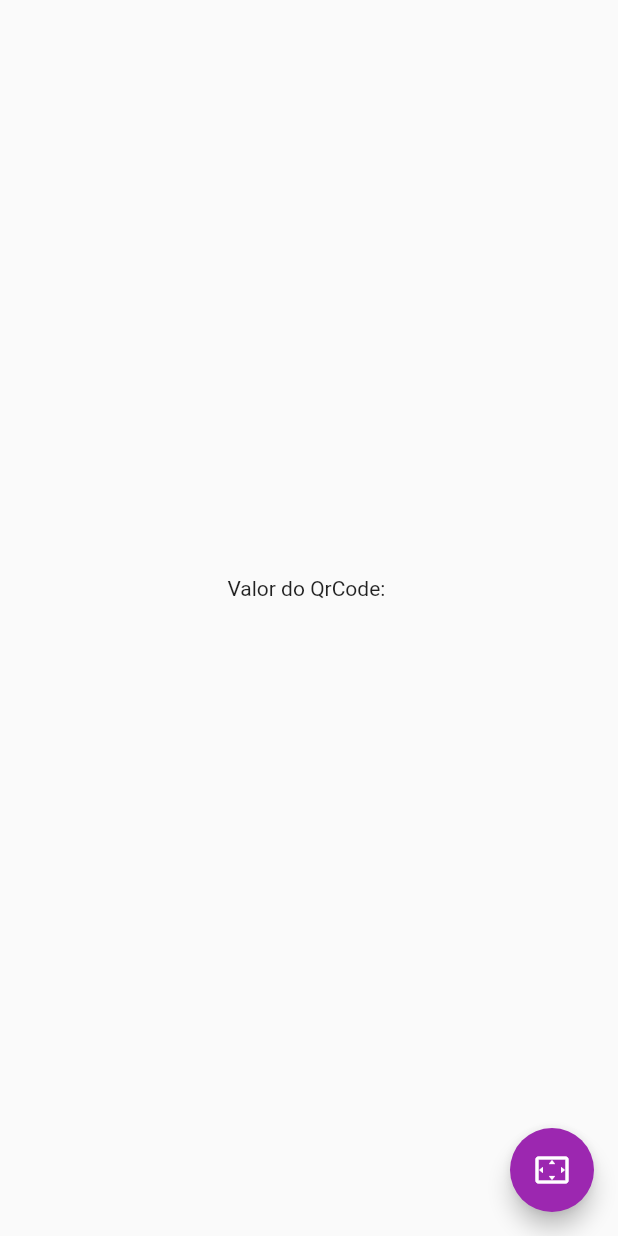
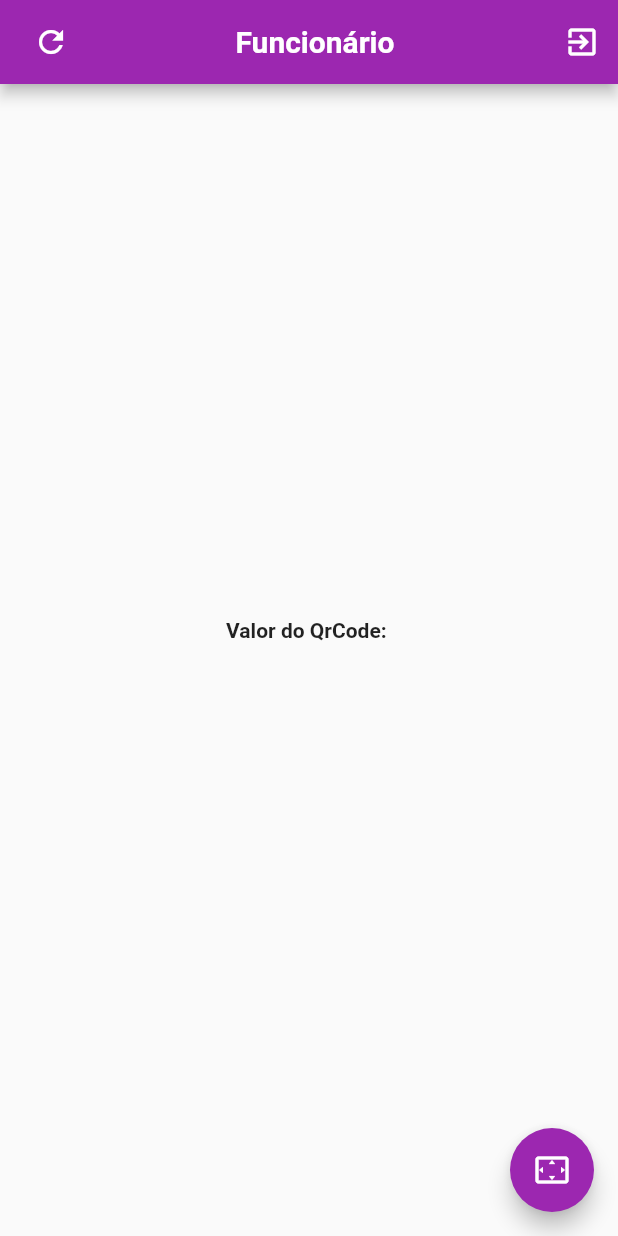
Before and after one commit to GersonVs/ru-app-employee, a Flutter app: the MyHomePage screen opened directly, on a phone screen of 412 x 824 dp. Run offline on Flutter 3.47's test engine with Material 2 defaults, Android fonts, the phone set to English and light mode, and no system bars; our stand-ins replace qr_flutter, rxdart; missing offline and left inert: flutter_barcode_scanner, qr.

```diff
--- a/employee/lib/scanner.dart
+++ b/employee/lib/scanner.dart
@@ -1,5 +1,6 @@
 import 'package:flutter/material.dart';
 import 'package:flutter_barcode_scanner/flutter_barcode_scanner.dart';
+import 'main.dart';
 
 class Scanner extends StatelessWidget {
   @override
@@ -40,6 +41,35 @@ class _MyHomePageState extends State<MyHomePage> {
   Widget build(BuildContext context) {
 
     return Scaffold(
+      appBar: AppBar(
+        leading: Padding(
+                padding: EdgeInsets.only(left: 12),
+                child: IconButton(
+                  icon: Icon(Icons.refresh),
+                  onPressed: () {
+                    Navigator.of(context)
+                    .push(MaterialPageRoute(builder: (context) => Scanner()));
+                  },
+                ),
+              ),
+              title: Row(
+                mainAxisAlignment: MainAxisAlignment.center,
+                children:<Widget>[
+                   Text('Funcionário', style: TextStyle(fontWeight: FontWeight.bold),),
+
+                ]
+              ),
+              actions: <Widget>[
+                IconButton(
+                  icon: Icon(Icons.exit_to_app),
+                  onPressed: () {
+                    Navigator.of(context)
+                    .push(MaterialPageRoute(builder: (context) => HomePage()));
+                  },
+                ),
+              ],
+
+            ),
             body: Center(
 
               child: Column(
@@ -48,6 +78,7 @@ class _MyHomePageState extends State<MyHomePage> {
               children: <Widget>[
                 Text(
                   'Valor do QrCode: ',
+                  style: TextStyle(fontWeight: FontWeight.bold),
                 ),
                 Text(
                   _value,
@@ -56,10 +87,11 @@ class _MyHomePageState extends State<MyHomePage> {
               ],
               ),
             ),
+
       floatingActionButton: FloatingActionButton(
         backgroundColor: Colors.purple,
         onPressed: _incrementCounter,
-        tooltip: 'Increment',
+        tooltip: 'Scanner',
         child: Icon(Icons.settings_overscan),
       ),
     );
```
Lines whose indentation alone changed are shown as unchanged.
